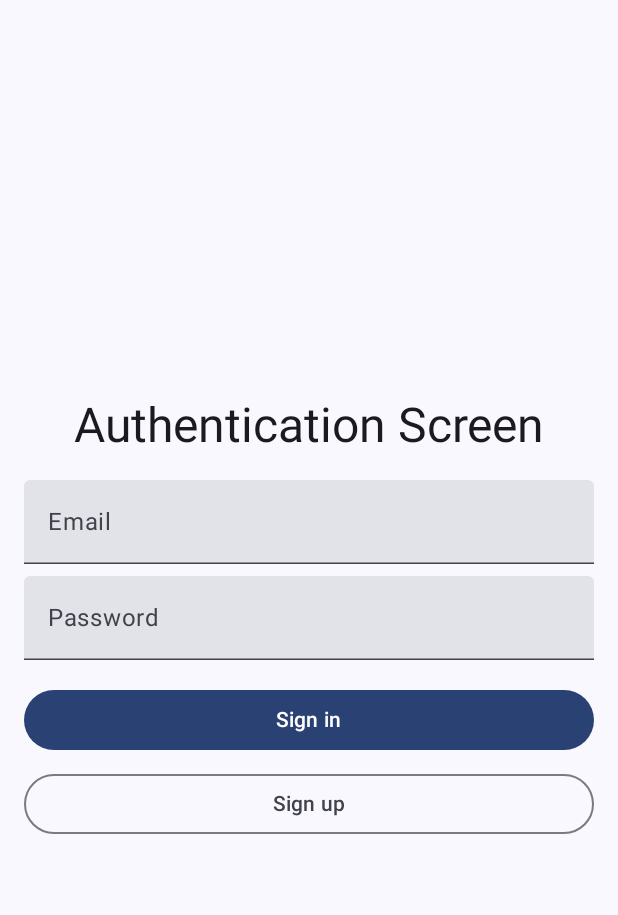
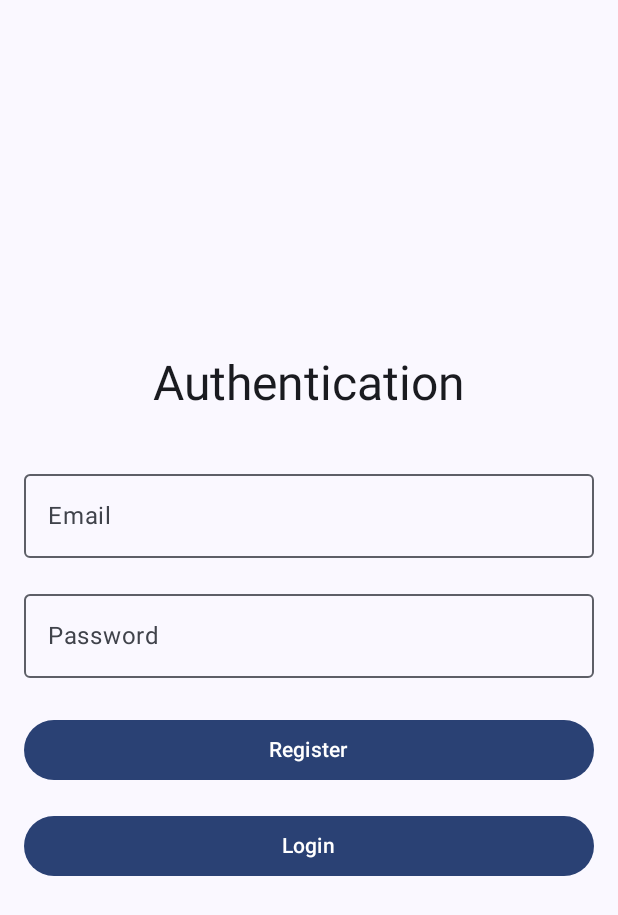
Before and after one commit to danielhoyosceldran/StackIt, an Android app built with Jetpack Compose: the screen it shows after launch (MainActivity), on a phone screen of 412 x 824 dp. Shown: the top 915 px of the screen. Run offline under Robolectric (Android 15) with nearby library versions, the phone set to English and light mode, and no system bars; our stand-ins replace Firebase (no records; nobody signed in at launch, a user with empty details on screens opened directly).

Commit message:
register/login done

```diff
--- a/app/src/main/java/com/example/stackit/MainActivity.kt
+++ b/app/src/main/java/com/example/stackit/MainActivity.kt
@@ -16,22 +16,32 @@ import androidx.compose.runtime.mutableStateOf
 import androidx.compose.runtime.remember
 import androidx.compose.runtime.getValue
 import androidx.compose.runtime.setValue
+import androidx.compose.runtime.LaunchedEffect
+import com.google.firebase.auth.FirebaseAuth
+import com.google.firebase.auth.ktx.auth
+import com.google.firebase.ktx.Firebase
 
 import com.example.stackit.ui.screens.HomeScreen
 import com.example.stackit.ui.screens.AuthScreen
 import com.example.stackit.ui.theme.StackItTheme
 
+class MainActivity : ComponentActivity() {
 
-class MainActivity : ComponentActivity() {
+    // Initialize Firebase Auth instance
+    private lateinit var auth: FirebaseAuth
+
     override fun onCreate(savedInstanceState: Bundle?) {
         super.onCreate(savedInstanceState)
+        auth = Firebase.auth // Get the Firebase Auth instance
+
         setContent {
             StackItTheme {
                 Surface(
                     modifier = Modifier.fillMaxSize(),
                     color = MaterialTheme.colorScheme.background
                 ) {
-                    MyNavigationGraph() // This is the main entry point for navigation
+                    // Pass the auth instance to your NavGraph
+                    MyNavigationGraph(auth = auth)
                 }
             }
         }
@@ -39,16 +49,33 @@ class MainActivity : ComponentActivity() {
 }
 
 @Composable
-fun MyNavigationGraph() {
-    // `rememberNavController()` creates and remembers a NavController for the lifecycle of the Composable.
+fun MyNavigationGraph(auth: FirebaseAuth) { // Now accepts FirebaseAuth as a parameter
     val navController = rememberNavController()
 
     val ROUTE_AUTH = "auth_route"
     val ROUTE_HOME = "home_route"
 
-    var isLoggedIn by remember { mutableStateOf(false) }
+    // State to track if the user is logged in, initially unknown
+    var isLoggedIn by remember { mutableStateOf<Boolean?>(null) }
 
-    val startDestination = if (isLoggedIn) ROUTE_HOME else ROUTE_AUTH
+    // Use LaunchedEffect to observe Firebase authentication state
+    // This runs once when the Composable enters the composition
+    LaunchedEffect(key1 = Unit) {
+        // Add an Auth State Listener to observe changes in user login status
+        auth.addAuthStateListener { firebaseAuth ->
+            isLoggedIn = firebaseAuth.currentUser != null
+        }
+    }
+
+    // While authentication state is unknown (null), display nothing or a loading indicator
+    if (isLoggedIn == null) {
+        // You can display a CircularProgressIndicator or a loading screen here
+        // For simplicity, we'll just return for now
+        return
+    }
+
+    // Once the state is known, determine the starting destination
+    val startDestination = if (isLoggedIn == true) ROUTE_HOME else ROUTE_AUTH
 
     NavHost(
         navController = navController,
@@ -57,20 +84,19 @@ fun MyNavigationGraph() {
     ) {
         composable(ROUTE_AUTH) {
             AuthScreen(
-                onLoginClicked = {
-                    isLoggedIn = true // Simulate successful login
+                onLoginSuccess = { // Navigate to home on successful login/registration
                     navController.navigate(ROUTE_HOME) {
-                        popUpTo(ROUTE_AUTH) { inclusive = true }
+                        popUpTo(ROUTE_AUTH) { inclusive = true } // Clear back stack
                     }
                 }
             )
         }
         composable(ROUTE_HOME) {
             HomeScreen(
-                onLogoutClicked = {
-                    isLoggedIn = false // Simulate logout
+                //auth = auth, // Pass the auth instance to HomeScreen for logout
+                onLogoutClicked = { // Navigate to auth on successful logout
                     navController.navigate(ROUTE_AUTH) {
-                        popUpTo(ROUTE_HOME) { inclusive = true }
+                        popUpTo(ROUTE_HOME) { inclusive = true } // Clear back stack
                     }
                 }
             )
@@ -82,6 +108,9 @@ fun MyNavigationGraph() {
 @Composable
 fun DefaultPreview() {
     StackItTheme {
-        MyNavigationGraph() // Preview your navigation graph
+        // For preview, you need a FirebaseAuth instance. You can mock it,
+        // or simply preview individual screens (AuthScreen/HomeScreen) directly
+        // as a real Firebase Auth instance cannot be initialized in a preview.
+        // AuthScreen(onLoginSuccess = {}) // Example of previewing a single screen
     }
 }
--- a/app/src/main/java/com/example/stackit/ui/screens/AuthScreen.kt
+++ b/app/src/main/java/com/example/stackit/ui/screens/AuthScreen.kt
@@ -1,82 +1,111 @@
 package com.example.stackit.ui.screens
 
-import androidx.compose.foundation.layout.Arrangement
-import androidx.compose.foundation.layout.Column
-import androidx.compose.foundation.layout.Spacer
-import androidx.compose.foundation.layout.fillMaxSize
-import androidx.compose.foundation.layout.fillMaxWidth
-import androidx.compose.foundation.layout.height
-import androidx.compose.foundation.text.input.rememberTextFieldState
-import androidx.compose.material3.Button
-import androidx.compose.material3.MaterialTheme
-import androidx.compose.material3.OutlinedTextField
-import androidx.compose.material3.Surface
-import androidx.compose.material3.Text
-import androidx.compose.material3.TextField
-import androidx.compose.runtime.Composable
-import androidx.compose.runtime.getValue
-import androidx.compose.runtime.mutableStateOf
-import androidx.compose.runtime.remember
-import androidx.compose.runtime.setValue
+import android.widget.Toast
+import androidx.compose.foundation.layout.*
+import androidx.compose.material3.*
+import androidx.compose.runtime.*
 import androidx.compose.ui.Alignment
 import androidx.compose.ui.Modifier
-import androidx.compose.ui.tooling.preview.Preview
+import androidx.compose.ui.platform.LocalContext
 import androidx.compose.ui.unit.dp
-import com.example.stackit.ui.theme.StackItTheme
-import androidx.compose.foundation.layout.padding
-import androidx.compose.material3.OutlinedButton
-import androidx.compose.material3.TextButton
+import com.google.firebase.auth.FirebaseAuth
+import com.google.firebase.auth.ktx.auth
+import com.google.firebase.ktx.Firebase
+import kotlinx.coroutines.launch
+import kotlinx.coroutines.tasks.await // Import to use .await()
 
+@OptIn(ExperimentalMaterial3Api::class) // Opt-in for experimental Material3 APIs
+@Composable
+fun AuthScreen(onLoginSuccess: () -> Unit) {
+    val context = LocalContext.current
+    val scope = rememberCoroutineScope() // Coroutine scope for async operations
+    val auth: FirebaseAuth = Firebase.auth // Get Firebase Auth instance
 
-@Composable
-fun AuthScreen(onLoginClicked: () -> Unit) {
     var email by remember { mutableStateOf("") }
     var password by remember { mutableStateOf("") }
-    Surface(
-        modifier = Modifier.fillMaxSize(),
-        color = MaterialTheme.colorScheme.background
-    ) {
+    var isLoading by remember { mutableStateOf(false) } // State for loading indicator
+
     Column(
         modifier = Modifier
             .fillMaxSize()
             .padding(16.dp),
-            verticalArrangement = Arrangement.Center,
         horizontalAlignment = Alignment.CenterHorizontally,
+        verticalArrangement = Arrangement.Center
     ) {
-            Text(text = "Authentication Screen", style = MaterialTheme.typography.headlineLarge)
-            Spacer(modifier = Modifier.height(16.dp))
-            TextField(
+        Text("Authentication", style = MaterialTheme.typography.headlineLarge)
+        Spacer(modifier = Modifier.height(32.dp))
+
+        OutlinedTextField(
             value = email,
             onValueChange = { email = it },
             label = { Text("Email") },
             modifier = Modifier.fillMaxWidth()
         )
-            Spacer(modifier = Modifier.height(8.dp))
-            TextField(
+        Spacer(modifier = Modifier.height(16.dp))
+
+        OutlinedTextField(
             value = password,
             onValueChange = { password = it },
             label = { Text("Password") },
-                modifier = Modifier.fillMaxWidth()
+            modifier = Modifier.fillMaxWidth(),
+            // visualTransformation = PasswordVisualTransformation() // Uncomment to hide password
         )
+        Spacer(modifier = Modifier.height(24.dp))
+
+        Button(
+            onClick = {
+                if (email.isEmpty() || password.isEmpty()) {
+                    Toast.makeText(context, "Please enter email and password.", Toast.LENGTH_SHORT).show()
+                    return@Button
+                }
+                isLoading = true // Show loading
+                scope.launch {
+                    try {
+                        auth.createUserWithEmailAndPassword(email, password).await() // Await the async task
+                        Toast.makeText(context, "Registration successful.", Toast.LENGTH_SHORT).show()
+                        onLoginSuccess() // Notify parent of successful login
+                    } catch (e: Exception) {
+                        Toast.makeText(context, "Registration failed: ${e.message}", Toast.LENGTH_LONG).show()
+                    } finally {
+                        isLoading = false // Hide loading
+                    }
+                }
+            },
+            modifier = Modifier.fillMaxWidth(),
+            enabled = !isLoading // Disable button while loading
+        ) {
+            Text("Register")
+        }
         Spacer(modifier = Modifier.height(16.dp))
-            Button(onClick = onLoginClicked,
-                modifier = Modifier.fillMaxWidth()) { // Call the lambda when button is clicked
-                Text("Sign in")
+
+        Button(
+            onClick = {
+                if (email.isEmpty() || password.isEmpty()) {
+                    Toast.makeText(context, "Please enter email and password.", Toast.LENGTH_SHORT).show()
+                    return@Button
                 }
-            Spacer(modifier = Modifier.height(8.dp))
-            OutlinedButton(
-                onClick = onLoginClicked,
-                modifier = Modifier.fillMaxWidth()) { // should be changed by signup
-                Text("Sign up")
+                isLoading = true // Show loading
+                scope.launch {
+                    try {
+                        auth.signInWithEmailAndPassword(email, password).await() // Await the async task
+                        Toast.makeText(context, "Login successful.", Toast.LENGTH_SHORT).show()
+                        onLoginSuccess() // Notify parent of successful login
+                    } catch (e: Exception) {
+                        Toast.makeText(context, "Login failed: ${e.message}", Toast.LENGTH_LONG).show()
+                    } finally {
+                        isLoading = false // Hide loading
+                    }
+                }
+            },
+            modifier = Modifier.fillMaxWidth(),
+            enabled = !isLoading // Disable button while loading
+        ) {
+            Text("Login")
+        }
+
+        if (isLoading) {
+            Spacer(modifier = Modifier.height(16.dp))
+            CircularProgressIndicator() // Loading indicator
         }
     }
 }
-}
-
-@Preview(showBackground = true)
-@Composable
-fun LoginScreenPreview() {
-    StackItTheme {
-        AuthScreen(onLoginClicked = {})
-    }
-}
```
Also changed, not shown: app/build.gradle.kts (+20 -9 lines), 1 other file. Lines whose indentation alone changed are shown as unchanged.
